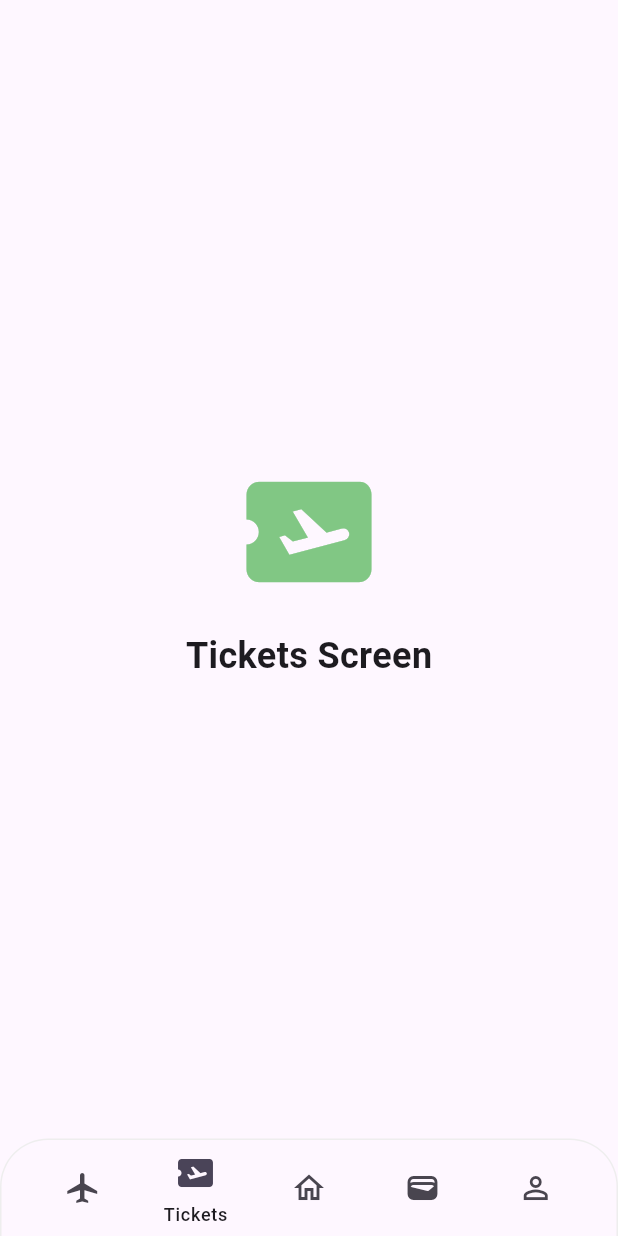
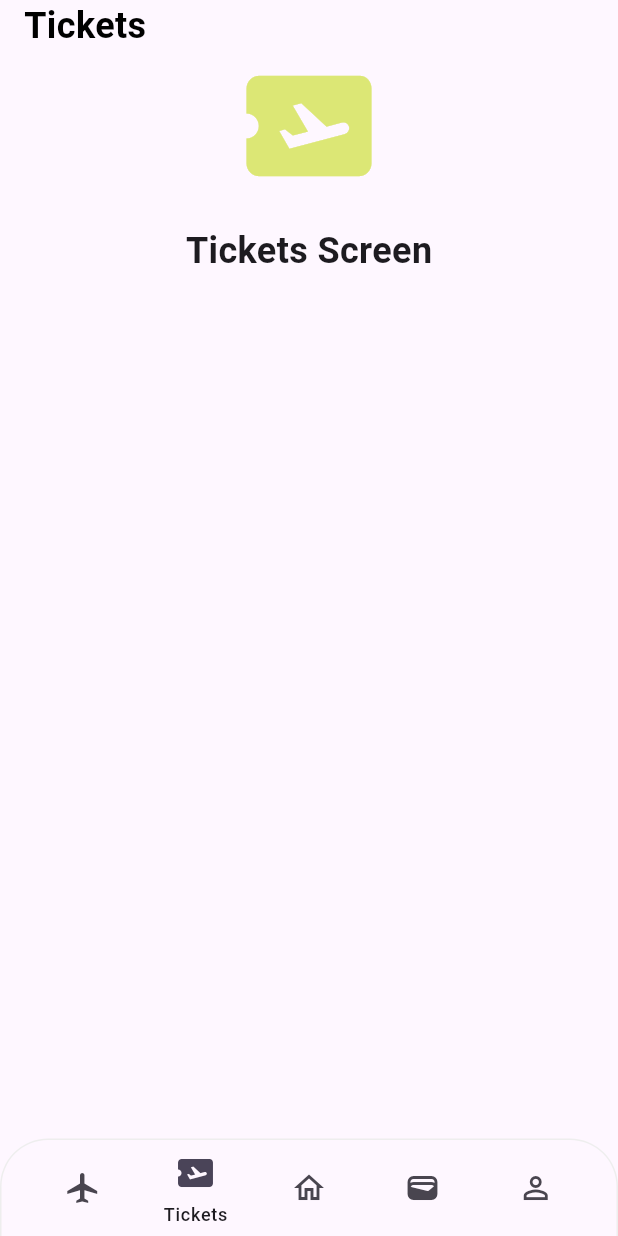
Before and after one commit to cher1shRXD/go_a_trip, a Flutter app: the screen it shows after launch, item 2 of the bottom bar chosen, on a phone screen of 412 x 824 dp. Run offline on Flutter 3.47's test engine with Material 3 defaults, Android fonts, the phone set to English and light mode, and no system bars; our stand-ins replace get.

Commit message:
feat: header

```diff
--- a/lib/components/header.dart
+++ b/lib/components/header.dart
@@ -0,0 +1,31 @@
+import 'package:flutter/material.dart';
+
+class Header extends StatefulWidget {
+  const Header({super.key, required this.title});
+  final String title;
+
+  @override
+  State<Header> createState() => _HeaderState();
+}
+
+class _HeaderState extends State<Header> {
+  @override
+  Widget build(BuildContext context) {
+    return Padding(
+      padding: const EdgeInsets.only(left: 16, right: 16),
+      child: Row(
+        mainAxisAlignment: MainAxisAlignment.start,
+        children: [
+          Text(
+            widget.title,
+            style: const TextStyle(
+              fontSize: 24,
+              fontWeight: FontWeight.bold,
+              color: Colors.black,
+            ),
+          ),
+        ],
+      ),
+    );
+  }
+}
--- a/lib/main.dart
+++ b/lib/main.dart
@@ -12,19 +12,18 @@ class MyApp extends StatelessWidget {
   @override
   Widget build(BuildContext context) {
     return GetMaterialApp(
-      title: 'Flutter Demo',
+      title: 'go a trip',
       theme: ThemeData(
         colorScheme: ColorScheme.fromSeed(seedColor: Colors.deepPurple),
         useMaterial3: true,
       ),
-      home: const MyHomePage(title: 'Flutter Demo Home Page'),
+      home: const MyHomePage(),
     );
   }
 }
 
 class MyHomePage extends StatefulWidget {
-  const MyHomePage({super.key, required this.title});
-  final String title;
+  const MyHomePage({super.key});
 
   @override
   State<MyHomePage> createState() => _MyHomePageState();
--- a/lib/screens/tickets.dart
+++ b/lib/screens/tickets.dart
@@ -1,17 +1,21 @@
 import 'package:flutter/material.dart';
+import 'package:go_a_trip/components/header.dart';
 
 class TicketsScreen extends StatelessWidget {
   const TicketsScreen({super.key});
 
   @override
   Widget build(BuildContext context) {
-    return Container(
+    return SafeArea(
+        child: Column(children: [
+      const Header(title: 'Tickets'),
+      Container(
         color: Colors.transparent,
         child: Center(
           child: Column(
             mainAxisAlignment: MainAxisAlignment.center,
             children: [
-            Icon(Icons.airplane_ticket, size: 100, color: Colors.green[300]),
+              Icon(Icons.airplane_ticket, size: 100, color: Colors.lime[300]),
               const SizedBox(height: 16),
               const Text(
                 'Tickets Screen',
@@ -20,6 +24,7 @@ class TicketsScreen extends StatelessWidget {
             ],
           ),
         ),
-    );
+      ),
+    ]));
   }
 }
```
Also changed, not shown: lib/screens/airport.dart (+9 -1 lines), lib/screens/economies.dart (+8 -3 lines), lib/screens/home.dart (+8 -3 lines), lib/screens/profile.dart (+8 -3 lines). Lines whose indentation alone changed are shown as unchanged.
